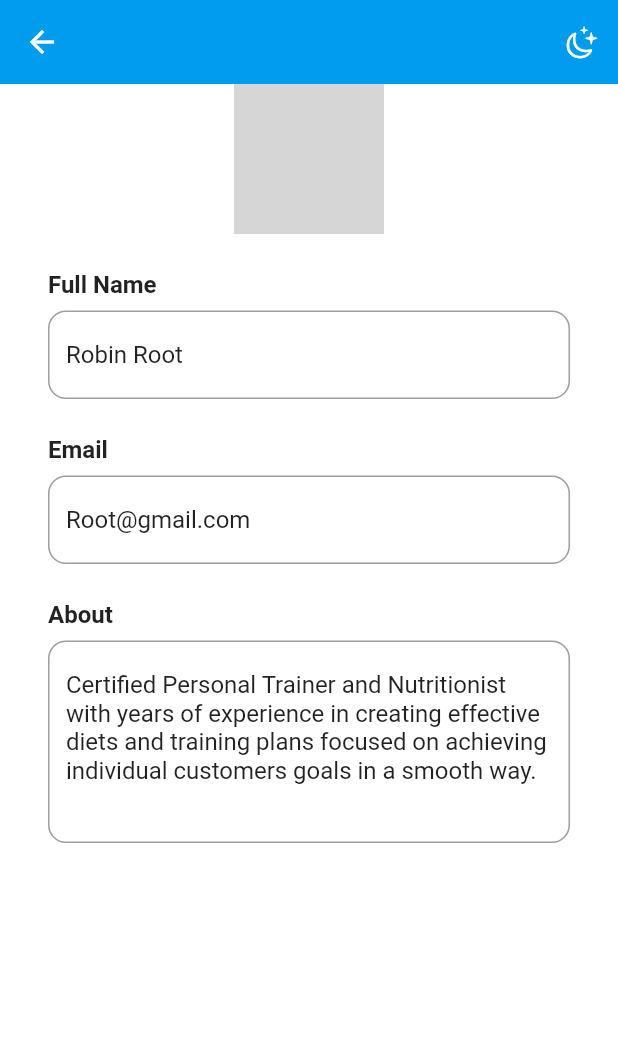
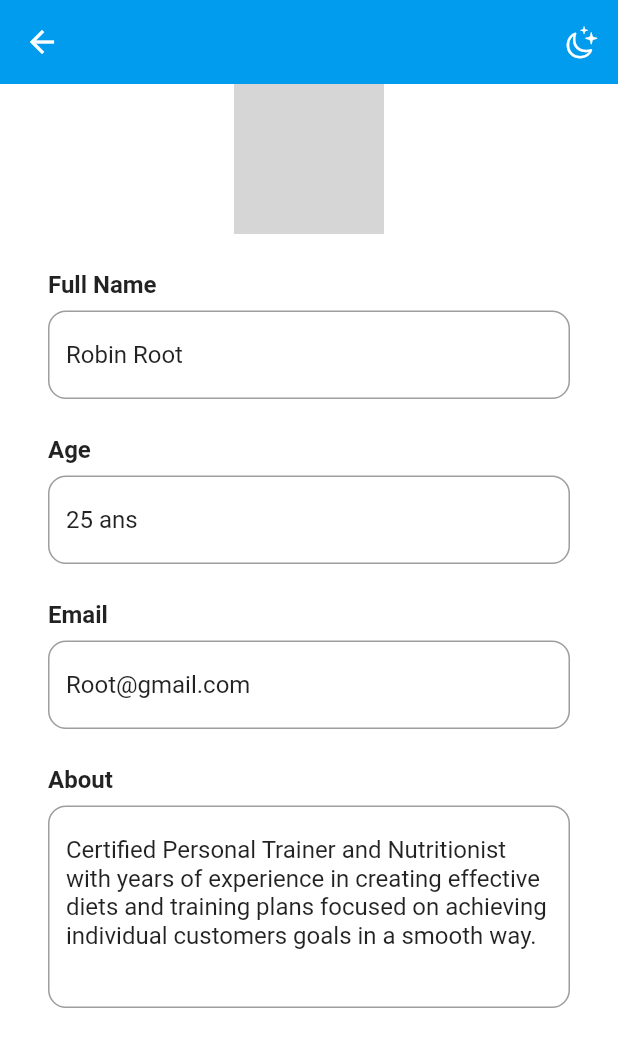
Before and after one commit to Kierha/flutterFirebaseTest, a Flutter app: the EditProfilePage screen opened directly, on a phone screen of 412 x 824 dp. Shown: the top 1047 px of the screen. Run offline on Flutter 3.47's test engine with Material 2 defaults, Android fonts, the phone set to English and light mode, and no system bars; our stand-ins replace adaptive_theme, animated_theme_switcher, firebase_auth, firebase_core, flutter_spinkit; accounts and stored records are empty; network calls fail; grey boxes are pictures that could not be loaded.

Commit message:
View Profil and EditProfile

```diff
--- a/lib/main.dart
+++ b/lib/main.dart
@@ -1,16 +1,17 @@
 import 'package:firebase_core/firebase_core.dart';
 import 'package:flutter/material.dart';
-
 import 'package:trinityauth/screens/authentificate/authentificate_screen.dart';
 import 'package:trinityauth/screens/splashscreen_wrapper.dart';
 import 'package:trinityauth/services/authentification.dart';
 import 'package:trinityauth/themes.dart';
 import 'package:trinityauth/utils/user_preferences.dart';
-import 'common/models/user.dart';
+import 'package:trinityauth/common/models/user.dart';
 import 'package:animated_theme_switcher/animated_theme_switcher.dart';
 import 'package:flutter/material.dart';
 import 'package:flutter/services.dart';
 import 'package:trinityauth/page/profile_page.dart';
+import 'page/edit_profile_page.dart';
+import 'package:adaptive_theme/adaptive_theme.dart';
 
 Future main() async {
   WidgetsFlutterBinding.ensureInitialized();
--- a/lib/model/user.dart
+++ b/lib/model/user.dart
@@ -1,15 +1,19 @@
 class User {
+  /*final String uid;*/
   final String imagePath;
   final String name;
   final String email;
+  final String age;
   final String about;
   final bool isDarkMode;
 
   const User({
+    /*required this.uid,*/
     required this.imagePath,
     required this.name,
     required this.email,
     required this.about,
+    required this.age,
     required this.isDarkMode,
   });
 }
--- a/lib/page/edit_profile_page.dart
+++ b/lib/page/edit_profile_page.dart
@@ -24,8 +24,8 @@ class _EditProfilePageState extends State<EditProfilePage> {
           builder: (context) => Scaffold(
             appBar: buildAppBar(context),
             body: ListView(
-              padding: EdgeInsets.symmetric(horizontal: 32),
-              physics: BouncingScrollPhysics(),
+              padding: const EdgeInsets.symmetric(horizontal: 32),
+              physics: const BouncingScrollPhysics(),
               children: [
                 ProfileWidget(
                   imagePath: user.imagePath,
@@ -37,6 +37,12 @@ class _EditProfilePageState extends State<EditProfilePage> {
                   label: 'Full Name',
                   text: user.name,
                   onChanged: (name) {},
+                ),
+                const SizedBox(height: 24),
+                TextFieldWidget(
+                  label: 'Age',
+                  text: user.age,
+                  onChanged: (age) {},
                 ),
                 const SizedBox(height: 24),
                 TextFieldWidget(
--- a/lib/utils/user_preferences.dart
+++ b/lib/utils/user_preferences.dart
@@ -3,9 +3,10 @@ import 'package:trinityauth/model/user.dart';
 class UserPreferences {
   static const myUser = User(
     imagePath:
-        'https://images.unsplash.com/photo-1633332755192-727a05c4013d?ixlib=rb-1.2.1&ixid=MnwxMjA3fDB8MHxwaG90by1wYWdlfHx8fGVufDB8fHx8&auto=format&fit=crop&w=580&q=80',
+        'https://images.unsplash.com/photo-1633332755192-727a05c4013d?ixlib=rb-1.2.1&ixid=MnwxMjA3fDB8MHxzZWFyY2h8M3x8cGVyc29uYXxlbnwwfHwwfHw%3D&auto=format&fit=crop&w=600&q=60',
     name: 'Robin Root',
     email: 'Root@gmail.com',
+    age: '25 ans',
     about:
         'Certified Personal Trainer and Nutritionist with years of experience in creating effective diets and training plans focused on achieving individual customers goals in a smooth way.',
     isDarkMode: false,
--- a/lib/widget/profile_widget.dart
+++ b/lib/widget/profile_widget.dart
@@ -1,5 +1,3 @@
-import 'dart:io';
-
 import 'package:flutter/material.dart';
 
 class ProfileWidget extends StatelessWidget {
--- a/lib/widget/textfield_widget.dart
+++ b/lib/widget/textfield_widget.dart
@@ -41,7 +41,7 @@ class _TextFieldWidgetState extends State<TextFieldWidget> {
         children: [
           Text(
             widget.label,
-            style: TextStyle(fontWeight: FontWeight.bold, fontSize: 16),
+            style: const TextStyle(fontWeight: FontWeight.bold, fontSize: 16),
           ),
           const SizedBox(height: 8),
           TextField(
--- a/pubspec.yaml
+++ b/pubspec.yaml
@@ -41,6 +41,7 @@ dependencies:
   animated_theme_switcher: ^2.0.6
   theme_provider: ^0.5.0
   shared_preferences_web: ^2.0.3
+  adaptive_theme: ^2.3.1
 
 
 dev_dependencies:
```
Also changed, not shown: lib/page/profile_page.dart (+11 -2 lines), lib/services/userEdit.dart (added, +13 -0 lines), lib/services/userInfos.dart (added, +27 -0 lines), pubspec.lock.
